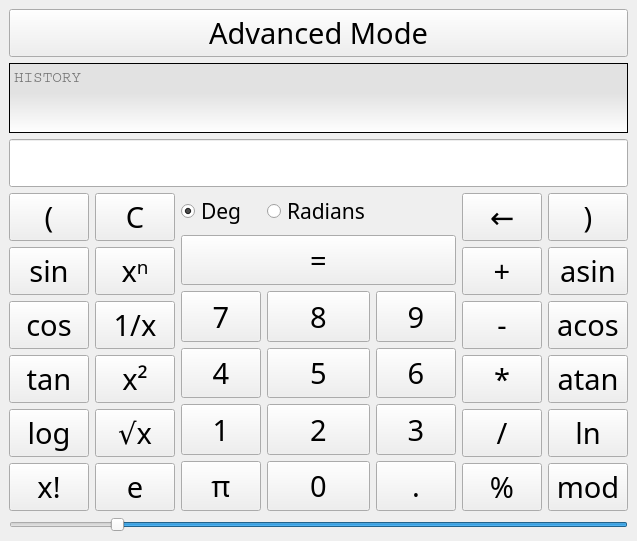
This is mainwindow.ui in amit-c-ai/Calculator-using-Qt as Qt 5 draws it before an edit. The edited form follows.
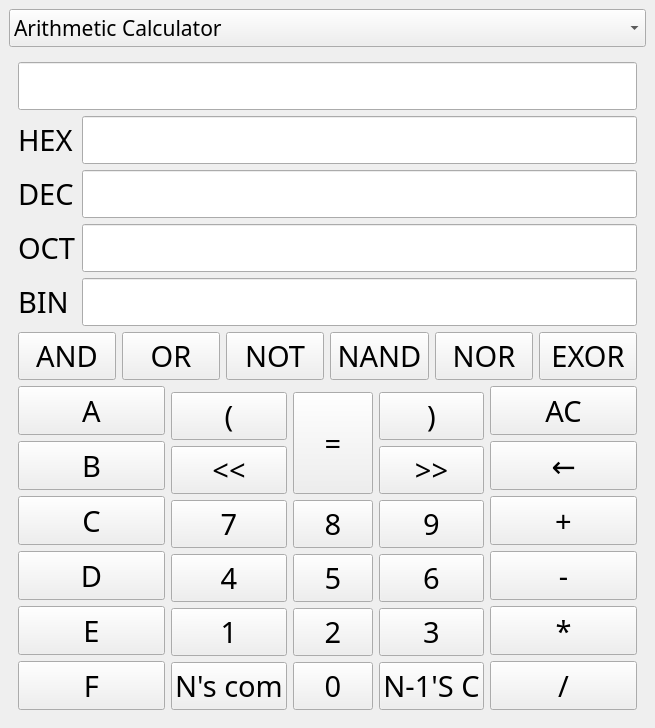
This is the edited form.

Commit message: programming calculator added onclick functions and starded base conversion

```diff
--- a/mainwindow.ui
+++ b/mainwindow.ui
@@ -6,8 +6,8 @@
    <rect>
     <x>0</x>
     <y>0</y>
-    <width>589</width>
-    <height>523</height>
+    <width>607</width>
+    <height>673</height>
    </rect>
   </property>
   <property name="minimumSize">
@@ -31,17 +31,18 @@
    <string>Calculator</string>
   </property>
   <widget class="QWidget" name="centralwidget">
+   <layout class="QGridLayout" name="gridLayout_7">
+    <item row="1" column="0">
+     <widget class="QStackedWidget" name="stackedWidget">
+      <property name="currentIndex">
+       <number>1</number>
+      </property>
+      <widget class="QWidget" name="page">
    <layout class="QGridLayout" name="gridLayout_6">
     <item row="0" column="0">
      <layout class="QGridLayout" name="gridLayout_4">
-      <item row="0" column="0">
-       <widget class="QPushButton" name="advancedMode">
-        <property name="sizePolicy">
-         <sizepolicy hsizetype="Minimum" vsizetype="Fixed">
-          <horstretch>0</horstretch>
-          <verstretch>0</verstretch>
-         </sizepolicy>
-        </property>
+          <item row="3" column="0">
+           <widget class="QTextEdit" name="history">
         <property name="font">
          <font>
           <family>Gill Sans MT Condensed</family>
@@ -53,8 +54,11 @@
         </property>
        </widget>
       </item>
-      <item row="4" column="0">
+          <item row="6" column="0">
        <widget class="QSlider" name="horizontalSlider">
+            <property name="enabled">
+             <bool>true</bool>
+            </property>
         <property name="mouseTracking">
          <bool>true</bool>
         </property>
@@ -73,6 +77,25 @@
        </widget>
       </item>
       <item row="2" column="0">
+           <widget class="QPushButton" name="advancedMode">
+            <property name="sizePolicy">
+             <sizepolicy hsizetype="Minimum" vsizetype="Fixed">
+              <horstretch>0</horstretch>
+              <verstretch>0</verstretch>
+             </sizepolicy>
+            </property>
+            <property name="font">
+             <font>
+              <family>Gill Sans MT Condensed</family>
+              <pointsize>22</pointsize>
+             </font>
+            </property>
+            <property name="text">
+             <string>Advanced Mode</string>
+            </property>
+           </widget>
+          </item>
+          <item row="4" column="0">
        <widget class="QLineEdit" name="output">
         <property name="sizePolicy">
          <sizepolicy hsizetype="Minimum" vsizetype="Fixed">
@@ -90,7 +113,7 @@
         </property>
        </widget>
       </item>
-      <item row="3" column="0">
+          <item row="5" column="0">
        <layout class="QGridLayout" name="gridLayout_5">
         <property name="sizeConstraint">
          <enum>QLayout::SetDefaultConstraint</enum>
@@ -131,7 +154,7 @@
              </font>
             </property>
             <property name="text">
-             <string>C</string>
+                 <string>AC</string>
             </property>
            </widget>
           </item>
@@ -844,52 +867,844 @@
         </item>
        </layout>
       </item>
+         </layout>
+        </item>
+       </layout>
+      </widget>
+      <widget class="QWidget" name="page_2">
+       <layout class="QGridLayout" name="gridLayout_20">
+        <item row="0" column="0">
+         <widget class="QLineEdit" name="output_prog">
+          <property name="font">
+           <font>
+            <family>Gill Sans MT Condensed</family>
+            <pointsize>22</pointsize>
+           </font>
+          </property>
+         </widget>
+        </item>
       <item row="1" column="0">
-       <widget class="QTextEdit" name="history">
+         <layout class="QGridLayout" name="gridLayout_19">
+          <item row="0" column="0">
+           <widget class="QLabel" name="label">
         <property name="font">
          <font>
-          <family>Courier</family>
-          <pointsize>12</pointsize>
-          <strikeout>false</strikeout>
-         </font>
-        </property>
+              <family>Gill Sans MT Condensed</family>
+              <pointsize>22</pointsize>
+             </font>
+            </property>
+            <property name="text">
+             <string>HEX</string>
+            </property>
+           </widget>
+          </item>
+          <item row="0" column="1">
+           <widget class="QLineEdit" name="hexEdit">
+            <property name="font">
+             <font>
+              <family>Gill Sans MT Condensed</family>
+              <pointsize>22</pointsize>
+             </font>
+            </property>
+           </widget>
+          </item>
+          <item row="1" column="0">
+           <widget class="QLabel" name="label_2">
+            <property name="font">
+             <font>
+              <family>Gill Sans MT Condensed</family>
+              <pointsize>22</pointsize>
+             </font>
+            </property>
+            <property name="text">
+             <string>DEC</string>
+            </property>
+           </widget>
+          </item>
+          <item row="1" column="1">
+           <widget class="QLineEdit" name="decEdit">
+            <property name="font">
+             <font>
+              <family>Gill Sans MT Condensed</family>
+              <pointsize>22</pointsize>
+             </font>
+            </property>
+           </widget>
+          </item>
+          <item row="2" column="0">
+           <widget class="QLabel" name="label_3">
+            <property name="font">
+             <font>
+              <family>Gill Sans MT Condensed</family>
+              <pointsize>22</pointsize>
+             </font>
+            </property>
+            <property name="text">
+             <string>OCT</string>
+            </property>
+           </widget>
+          </item>
+          <item row="2" column="1">
+           <widget class="QLineEdit" name="octEdit">
+            <property name="font">
+             <font>
+              <family>Gill Sans MT Condensed</family>
+              <pointsize>22</pointsize>
+             </font>
+            </property>
+           </widget>
+          </item>
+          <item row="3" column="0">
+           <widget class="QLabel" name="label_4">
+            <property name="font">
+             <font>
+              <family>Gill Sans MT Condensed</family>
+              <pointsize>22</pointsize>
+             </font>
+            </property>
+            <property name="text">
+             <string>BIN</string>
+            </property>
+           </widget>
+          </item>
+          <item row="3" column="1">
+           <widget class="QLineEdit" name="binEdit">
+            <property name="font">
+             <font>
+              <family>Gill Sans MT Condensed</family>
+              <pointsize>22</pointsize>
+             </font>
+            </property>
+           </widget>
+          </item>
+         </layout>
+        </item>
+        <item row="2" column="0">
+         <layout class="QGridLayout" name="gridLayout_18">
+          <item row="0" column="0" colspan="3">
+           <layout class="QGridLayout" name="gridLayout_17">
+            <item row="0" column="0">
+             <widget class="QPushButton" name="and_prog">
+              <property name="sizePolicy">
+               <sizepolicy hsizetype="Minimum" vsizetype="Minimum">
+                <horstretch>0</horstretch>
+                <verstretch>0</verstretch>
+               </sizepolicy>
+              </property>
+              <property name="font">
+               <font>
+                <family>Gill Sans MT Condensed</family>
+                <pointsize>22</pointsize>
+               </font>
+              </property>
+              <property name="text">
+               <string>AND</string>
+              </property>
+             </widget>
+            </item>
+            <item row="0" column="1">
+             <widget class="QPushButton" name="or_prog">
+              <property name="sizePolicy">
+               <sizepolicy hsizetype="Minimum" vsizetype="Minimum">
+                <horstretch>0</horstretch>
+                <verstretch>0</verstretch>
+               </sizepolicy>
+              </property>
+              <property name="font">
+               <font>
+                <family>Gill Sans MT Condensed</family>
+                <pointsize>22</pointsize>
+               </font>
+              </property>
+              <property name="text">
+               <string>OR</string>
+              </property>
+             </widget>
+            </item>
+            <item row="0" column="2">
+             <widget class="QPushButton" name="not_prog">
+              <property name="sizePolicy">
+               <sizepolicy hsizetype="Minimum" vsizetype="Minimum">
+                <horstretch>0</horstretch>
+                <verstretch>0</verstretch>
+               </sizepolicy>
+              </property>
+              <property name="font">
+               <font>
+                <family>Gill Sans MT Condensed</family>
+                <pointsize>22</pointsize>
+               </font>
+              </property>
+              <property name="text">
+               <string>NOT</string>
+              </property>
+             </widget>
+            </item>
+            <item row="0" column="3">
+             <widget class="QPushButton" name="nand_prog">
+              <property name="sizePolicy">
+               <sizepolicy hsizetype="Minimum" vsizetype="Minimum">
+                <horstretch>0</horstretch>
+                <verstretch>0</verstretch>
+               </sizepolicy>
+              </property>
+              <property name="font">
+               <font>
+                <family>Gill Sans MT Condensed</family>
+                <pointsize>22</pointsize>
+               </font>
+              </property>
+              <property name="text">
+               <string>NAND</string>
+              </property>
+             </widget>
+            </item>
+            <item row="0" column="4">
+             <widget class="QPushButton" name="nor_prog">
+              <property name="sizePolicy">
+               <sizepolicy hsizetype="Minimum" vsizetype="Minimum">
+                <horstretch>0</horstretch>
+                <verstretch>0</verstretch>
+               </sizepolicy>
+              </property>
+              <property name="font">
+               <font>
+                <family>Gill Sans MT Condensed</family>
+                <pointsize>22</pointsize>
+               </font>
+              </property>
+              <property name="text">
+               <string>NOR</string>
+              </property>
+             </widget>
+            </item>
+            <item row="0" column="5">
+             <widget class="QPushButton" name="exor_prog">
+              <property name="sizePolicy">
+               <sizepolicy hsizetype="Minimum" vsizetype="Minimum">
+                <horstretch>0</horstretch>
+                <verstretch>0</verstretch>
+               </sizepolicy>
+              </property>
+              <property name="font">
+               <font>
+                <family>Gill Sans MT Condensed</family>
+                <pointsize>22</pointsize>
+               </font>
+              </property>
+              <property name="text">
+               <string>EXOR</string>
+              </property>
+             </widget>
+            </item>
+           </layout>
+          </item>
+          <item row="1" column="0" rowspan="2">
+           <layout class="QGridLayout" name="gridLayout_16">
+            <item row="5" column="0">
+             <widget class="QPushButton" name="f_prog">
+              <property name="sizePolicy">
+               <sizepolicy hsizetype="Minimum" vsizetype="Minimum">
+                <horstretch>0</horstretch>
+                <verstretch>0</verstretch>
+               </sizepolicy>
+              </property>
+              <property name="font">
+               <font>
+                <family>Gill Sans MT Condensed</family>
+                <pointsize>22</pointsize>
+               </font>
+              </property>
         <property name="styleSheet">
-         <string notr="true">background-color: qlineargradient(spread:pad, x1:1, y1:0.432, x2:1, y2:1, stop:0 rgba(226, 226, 226, 255), stop:1 rgba(255, 255, 255, 255));</string>
-        </property>
-        <property name="frameShape">
-         <enum>QFrame::StyledPanel</enum>
-        </property>
-        <property name="frameShadow">
-         <enum>QFrame::Sunken</enum>
-        </property>
-        <property name="verticalScrollBarPolicy">
-         <enum>Qt::ScrollBarAsNeeded</enum>
-        </property>
-        <property name="horizontalScrollBarPolicy">
-         <enum>Qt::ScrollBarAsNeeded</enum>
-        </property>
-        <property name="sizeAdjustPolicy">
-         <enum>QAbstractScrollArea::AdjustIgnored</enum>
-        </property>
-        <property name="readOnly">
-         <bool>true</bool>
-        </property>
-        <property name="html">
-         <string>&lt;!DOCTYPE HTML PUBLIC &quot;-//W3C//DTD HTML 4.0//EN&quot; &quot;http://www.w3.org/TR/REC-html40/strict.dtd&quot;&gt;
-&lt;html&gt;&lt;head&gt;&lt;meta name=&quot;qrichtext&quot; content=&quot;1&quot; /&gt;&lt;style type=&quot;text/css&quot;&gt;
-p, li { white-space: pre-wrap; }
-&lt;/style&gt;&lt;/head&gt;&lt;body style=&quot; font-family:'Courier'; font-size:12pt; font-weight:400; font-style:normal;&quot;&gt;
-&lt;p style=&quot;-qt-paragraph-type:empty; margin-top:0px; margin-bottom:0px; margin-left:0px; margin-right:0px; -qt-block-indent:0; text-indent:0px; font-family:'OCR A Extended';&quot;&gt;&lt;br /&gt;&lt;/p&gt;&lt;/body&gt;&lt;/html&gt;</string>
-        </property>
-        <property name="textInteractionFlags">
-         <set>Qt::NoTextInteraction</set>
-        </property>
-        <property name="placeholderText">
-         <string>HISTORY</string>
-        </property>
-       </widget>
-      </item>
-     </layout>
+               <string notr="true"/>
+              </property>
+              <property name="text">
+               <string>F</string>
+              </property>
+             </widget>
+            </item>
+            <item row="3" column="0">
+             <widget class="QPushButton" name="d_prog">
+              <property name="sizePolicy">
+               <sizepolicy hsizetype="Minimum" vsizetype="Minimum">
+                <horstretch>0</horstretch>
+                <verstretch>0</verstretch>
+               </sizepolicy>
+              </property>
+              <property name="font">
+               <font>
+                <family>Gill Sans MT Condensed</family>
+                <pointsize>22</pointsize>
+               </font>
+              </property>
+              <property name="text">
+               <string>D</string>
+              </property>
+             </widget>
+            </item>
+            <item row="0" column="0">
+             <widget class="QPushButton" name="a_prog">
+              <property name="sizePolicy">
+               <sizepolicy hsizetype="Minimum" vsizetype="Minimum">
+                <horstretch>0</horstretch>
+                <verstretch>0</verstretch>
+               </sizepolicy>
+              </property>
+              <property name="font">
+               <font>
+                <family>Gill Sans MT Condensed</family>
+                <pointsize>22</pointsize>
+               </font>
+              </property>
+              <property name="text">
+               <string>A</string>
+              </property>
+             </widget>
+            </item>
+            <item row="2" column="0">
+             <widget class="QPushButton" name="c_prog">
+              <property name="sizePolicy">
+               <sizepolicy hsizetype="Minimum" vsizetype="Minimum">
+                <horstretch>0</horstretch>
+                <verstretch>0</verstretch>
+               </sizepolicy>
+              </property>
+              <property name="font">
+               <font>
+                <family>Gill Sans MT Condensed</family>
+                <pointsize>22</pointsize>
+               </font>
+              </property>
+              <property name="styleSheet">
+               <string notr="true"/>
+              </property>
+              <property name="text">
+               <string>C</string>
+              </property>
+             </widget>
+            </item>
+            <item row="1" column="0">
+             <widget class="QPushButton" name="b_prog">
+              <property name="sizePolicy">
+               <sizepolicy hsizetype="Minimum" vsizetype="Minimum">
+                <horstretch>0</horstretch>
+                <verstretch>0</verstretch>
+               </sizepolicy>
+              </property>
+              <property name="font">
+               <font>
+                <family>Gill Sans MT Condensed</family>
+                <pointsize>22</pointsize>
+               </font>
+              </property>
+              <property name="text">
+               <string>B</string>
+              </property>
+             </widget>
+            </item>
+            <item row="4" column="0">
+             <widget class="QPushButton" name="e_prog">
+              <property name="sizePolicy">
+               <sizepolicy hsizetype="Minimum" vsizetype="Minimum">
+                <horstretch>0</horstretch>
+                <verstretch>0</verstretch>
+               </sizepolicy>
+              </property>
+              <property name="font">
+               <font>
+                <family>Gill Sans MT Condensed</family>
+                <pointsize>22</pointsize>
+               </font>
+              </property>
+              <property name="text">
+               <string>E</string>
+              </property>
+             </widget>
+            </item>
+           </layout>
+          </item>
+          <item row="1" column="2" rowspan="2">
+           <layout class="QGridLayout" name="gridLayout_15">
+            <item row="2" column="0">
+             <widget class="QPushButton" name="add_prog">
+              <property name="sizePolicy">
+               <sizepolicy hsizetype="Minimum" vsizetype="Minimum">
+                <horstretch>0</horstretch>
+                <verstretch>0</verstretch>
+               </sizepolicy>
+              </property>
+              <property name="font">
+               <font>
+                <family>Gill Sans MT Condensed</family>
+                <pointsize>22</pointsize>
+               </font>
+              </property>
+              <property name="text">
+               <string>+</string>
+              </property>
+             </widget>
+            </item>
+            <item row="4" column="0">
+             <widget class="QPushButton" name="multiply_prog">
+              <property name="sizePolicy">
+               <sizepolicy hsizetype="Minimum" vsizetype="Minimum">
+                <horstretch>0</horstretch>
+                <verstretch>0</verstretch>
+               </sizepolicy>
+              </property>
+              <property name="font">
+               <font>
+                <family>Gill Sans MT Condensed</family>
+                <pointsize>22</pointsize>
+               </font>
+              </property>
+              <property name="text">
+               <string>*</string>
+              </property>
+             </widget>
+            </item>
+            <item row="3" column="0">
+             <widget class="QPushButton" name="minus_prog">
+              <property name="sizePolicy">
+               <sizepolicy hsizetype="Minimum" vsizetype="Minimum">
+                <horstretch>0</horstretch>
+                <verstretch>0</verstretch>
+               </sizepolicy>
+              </property>
+              <property name="font">
+               <font>
+                <family>Gill Sans MT Condensed</family>
+                <pointsize>22</pointsize>
+               </font>
+              </property>
+              <property name="text">
+               <string>-</string>
+              </property>
+             </widget>
+            </item>
+            <item row="5" column="0">
+             <widget class="QPushButton" name="divide_prog">
+              <property name="sizePolicy">
+               <sizepolicy hsizetype="Minimum" vsizetype="Minimum">
+                <horstretch>0</horstretch>
+                <verstretch>0</verstretch>
+               </sizepolicy>
+              </property>
+              <property name="font">
+               <font>
+                <family>Gill Sans MT Condensed</family>
+                <pointsize>22</pointsize>
+               </font>
+              </property>
+              <property name="text">
+               <string>/</string>
+              </property>
+             </widget>
+            </item>
+            <item row="0" column="0">
+             <widget class="QPushButton" name="clear_prog">
+              <property name="sizePolicy">
+               <sizepolicy hsizetype="Minimum" vsizetype="Minimum">
+                <horstretch>0</horstretch>
+                <verstretch>0</verstretch>
+               </sizepolicy>
+              </property>
+              <property name="font">
+               <font>
+                <family>Gill Sans MT Condensed</family>
+                <pointsize>22</pointsize>
+               </font>
+              </property>
+              <property name="text">
+               <string>AC</string>
+              </property>
+             </widget>
+            </item>
+            <item row="1" column="0">
+             <widget class="QPushButton" name="back_prog">
+              <property name="sizePolicy">
+               <sizepolicy hsizetype="Minimum" vsizetype="Minimum">
+                <horstretch>0</horstretch>
+                <verstretch>0</verstretch>
+               </sizepolicy>
+              </property>
+              <property name="font">
+               <font>
+                <family>Gill Sans MT Condensed</family>
+                <pointsize>22</pointsize>
+               </font>
+              </property>
+              <property name="text">
+               <string>←</string>
+              </property>
+             </widget>
+            </item>
+           </layout>
+          </item>
+          <item row="2" column="1">
+           <layout class="QGridLayout" name="gridLayout_14">
+            <item row="0" column="0">
+             <widget class="QPushButton" name="openBracket_prog">
+              <property name="sizePolicy">
+               <sizepolicy hsizetype="Minimum" vsizetype="Minimum">
+                <horstretch>0</horstretch>
+                <verstretch>0</verstretch>
+               </sizepolicy>
+              </property>
+              <property name="font">
+               <font>
+                <family>Gill Sans MT Condensed</family>
+                <pointsize>22</pointsize>
+               </font>
+              </property>
+              <property name="text">
+               <string>(</string>
+              </property>
+             </widget>
+            </item>
+            <item row="0" column="1" rowspan="2">
+             <widget class="QPushButton" name="calculate_prog">
+              <property name="sizePolicy">
+               <sizepolicy hsizetype="Minimum" vsizetype="Minimum">
+                <horstretch>0</horstretch>
+                <verstretch>0</verstretch>
+               </sizepolicy>
+              </property>
+              <property name="font">
+               <font>
+                <family>Gill Sans MT Condensed</family>
+                <pointsize>22</pointsize>
+               </font>
+              </property>
+              <property name="text">
+               <string>=</string>
+              </property>
+             </widget>
+            </item>
+            <item row="0" column="2">
+             <widget class="QPushButton" name="closeBracket_prog">
+              <property name="sizePolicy">
+               <sizepolicy hsizetype="Minimum" vsizetype="Minimum">
+                <horstretch>0</horstretch>
+                <verstretch>0</verstretch>
+               </sizepolicy>
+              </property>
+              <property name="font">
+               <font>
+                <family>Gill Sans MT Condensed</family>
+                <pointsize>22</pointsize>
+               </font>
+              </property>
+              <property name="text">
+               <string>)</string>
+              </property>
+             </widget>
+            </item>
+            <item row="1" column="0">
+             <widget class="QPushButton" name="left_shift_prog">
+              <property name="sizePolicy">
+               <sizepolicy hsizetype="Minimum" vsizetype="Minimum">
+                <horstretch>0</horstretch>
+                <verstretch>0</verstretch>
+               </sizepolicy>
+              </property>
+              <property name="font">
+               <font>
+                <family>Gill Sans MT Condensed</family>
+                <pointsize>22</pointsize>
+               </font>
+              </property>
+              <property name="text">
+               <string>&lt;&lt;</string>
+              </property>
+             </widget>
+            </item>
+            <item row="1" column="2">
+             <widget class="QPushButton" name="right_shift_prog">
+              <property name="sizePolicy">
+               <sizepolicy hsizetype="Minimum" vsizetype="Minimum">
+                <horstretch>0</horstretch>
+                <verstretch>0</verstretch>
+               </sizepolicy>
+              </property>
+              <property name="font">
+               <font>
+                <family>Gill Sans MT Condensed</family>
+                <pointsize>22</pointsize>
+               </font>
+              </property>
+              <property name="text">
+               <string>&gt;&gt;</string>
+              </property>
+             </widget>
+            </item>
+            <item row="2" column="0">
+             <widget class="QPushButton" name="seven_prog">
+              <property name="sizePolicy">
+               <sizepolicy hsizetype="Minimum" vsizetype="Minimum">
+                <horstretch>0</horstretch>
+                <verstretch>0</verstretch>
+               </sizepolicy>
+              </property>
+              <property name="font">
+               <font>
+                <family>Gill Sans MT Condensed</family>
+                <pointsize>22</pointsize>
+               </font>
+              </property>
+              <property name="text">
+               <string>7</string>
+              </property>
+             </widget>
+            </item>
+            <item row="2" column="1">
+             <widget class="QPushButton" name="eight_prog">
+              <property name="sizePolicy">
+               <sizepolicy hsizetype="Minimum" vsizetype="Minimum">
+                <horstretch>0</horstretch>
+                <verstretch>0</verstretch>
+               </sizepolicy>
+              </property>
+              <property name="font">
+               <font>
+                <family>Gill Sans MT Condensed</family>
+                <pointsize>22</pointsize>
+               </font>
+              </property>
+              <property name="text">
+               <string>8</string>
+              </property>
+             </widget>
+            </item>
+            <item row="2" column="2">
+             <widget class="QPushButton" name="nine_prog">
+              <property name="sizePolicy">
+               <sizepolicy hsizetype="Minimum" vsizetype="Minimum">
+                <horstretch>0</horstretch>
+                <verstretch>0</verstretch>
+               </sizepolicy>
+              </property>
+              <property name="font">
+               <font>
+                <family>Gill Sans MT Condensed</family>
+                <pointsize>22</pointsize>
+               </font>
+              </property>
+              <property name="text">
+               <string>9</string>
+              </property>
+             </widget>
+            </item>
+            <item row="3" column="0">
+             <widget class="QPushButton" name="four_prog">
+              <property name="sizePolicy">
+               <sizepolicy hsizetype="Minimum" vsizetype="Minimum">
+                <horstretch>0</horstretch>
+                <verstretch>0</verstretch>
+               </sizepolicy>
+              </property>
+              <property name="font">
+               <font>
+                <family>Gill Sans MT Condensed</family>
+                <pointsize>22</pointsize>
+               </font>
+              </property>
+              <property name="text">
+               <string>4</string>
+              </property>
+             </widget>
+            </item>
+            <item row="3" column="1">
+             <widget class="QPushButton" name="five_prog">
+              <property name="sizePolicy">
+               <sizepolicy hsizetype="Minimum" vsizetype="Minimum">
+                <horstretch>0</horstretch>
+                <verstretch>0</verstretch>
+               </sizepolicy>
+              </property>
+              <property name="font">
+               <font>
+                <family>Gill Sans MT Condensed</family>
+                <pointsize>22</pointsize>
+               </font>
+              </property>
+              <property name="text">
+               <string>5</string>
+              </property>
+             </widget>
+            </item>
+            <item row="3" column="2">
+             <widget class="QPushButton" name="six_prog">
+              <property name="sizePolicy">
+               <sizepolicy hsizetype="Minimum" vsizetype="Minimum">
+                <horstretch>0</horstretch>
+                <verstretch>0</verstretch>
+               </sizepolicy>
+              </property>
+              <property name="font">
+               <font>
+                <family>Gill Sans MT Condensed</family>
+                <pointsize>22</pointsize>
+               </font>
+              </property>
+              <property name="text">
+               <string>6</string>
+              </property>
+             </widget>
+            </item>
+            <item row="4" column="0">
+             <widget class="QPushButton" name="one_prog">
+              <property name="sizePolicy">
+               <sizepolicy hsizetype="Minimum" vsizetype="Minimum">
+                <horstretch>0</horstretch>
+                <verstretch>0</verstretch>
+               </sizepolicy>
+              </property>
+              <property name="font">
+               <font>
+                <family>Gill Sans MT Condensed</family>
+                <pointsize>22</pointsize>
+               </font>
+              </property>
+              <property name="styleSheet">
+               <string notr="true"/>
+              </property>
+              <property name="text">
+               <string>1</string>
+              </property>
+             </widget>
+            </item>
+            <item row="4" column="1">
+             <widget class="QPushButton" name="two_prog">
+              <property name="sizePolicy">
+               <sizepolicy hsizetype="Minimum" vsizetype="Minimum">
+                <horstretch>0</horstretch>
+                <verstretch>0</verstretch>
+               </sizepolicy>
+              </property>
+              <property name="font">
+               <font>
+                <family>Gill Sans MT Condensed</family>
+                <pointsize>22</pointsize>
+               </font>
+              </property>
+              <property name="text">
+               <string>2</string>
+              </property>
+             </widget>
+            </item>
+            <item row="4" column="2">
+             <widget class="QPushButton" name="three_prog">
+              <property name="sizePolicy">
+               <sizepolicy hsizetype="Minimum" vsizetype="Minimum">
+                <horstretch>0</horstretch>
+                <verstretch>0</verstretch>
+               </sizepolicy>
+              </property>
+              <property name="font">
+               <font>
+                <family>Gill Sans MT Condensed</family>
+                <pointsize>22</pointsize>
+               </font>
+              </property>
+              <property name="text">
+               <string>3</string>
+              </property>
+             </widget>
+            </item>
+            <item row="5" column="0">
+             <widget class="QPushButton" name="n_complement">
+              <property name="sizePolicy">
+               <sizepolicy hsizetype="Minimum" vsizetype="Minimum">
+                <horstretch>0</horstretch>
+                <verstretch>0</verstretch>
+               </sizepolicy>
+              </property>
+              <property name="font">
+               <font>
+                <family>Gill Sans MT Condensed</family>
+                <pointsize>22</pointsize>
+               </font>
+              </property>
+              <property name="text">
+               <string>N's com</string>
+              </property>
+             </widget>
+            </item>
+            <item row="5" column="1">
+             <widget class="QPushButton" name="zero_prog">
+              <property name="sizePolicy">
+               <sizepolicy hsizetype="Minimum" vsizetype="Minimum">
+                <horstretch>0</horstretch>
+                <verstretch>0</verstretch>
+               </sizepolicy>
+              </property>
+              <property name="font">
+               <font>
+                <family>Gill Sans MT Condensed</family>
+                <pointsize>22</pointsize>
+               </font>
+              </property>
+              <property name="text">
+               <string>0</string>
+              </property>
+             </widget>
+            </item>
+            <item row="5" column="2">
+             <widget class="QPushButton" name="n_complement_2">
+              <property name="sizePolicy">
+               <sizepolicy hsizetype="Minimum" vsizetype="Minimum">
+                <horstretch>0</horstretch>
+                <verstretch>0</verstretch>
+               </sizepolicy>
+              </property>
+              <property name="font">
+               <font>
+                <family>Gill Sans MT Condensed</family>
+                <pointsize>22</pointsize>
+               </font>
+              </property>
+              <property name="text">
+               <string>N-1'S C</string>
+              </property>
+             </widget>
+            </item>
+           </layout>
+          </item>
+         </layout>
+        </item>
+       </layout>
+      </widget>
+     </widget>
+    </item>
+    <item row="0" column="0">
+     <widget class="QComboBox" name="comboBox">
+      <property name="sizePolicy">
+       <sizepolicy hsizetype="Minimum" vsizetype="Minimum">
+        <horstretch>0</horstretch>
+        <verstretch>0</verstretch>
+       </sizepolicy>
+      </property>
+      <property name="font">
+       <font>
+        <family>Gill Sans MT Condensed</family>
+        <pointsize>16</pointsize>
+       </font>
+      </property>
+      <property name="layoutDirection">
+       <enum>Qt::LeftToRight</enum>
+      </property>
+      <item>
+       <property name="text">
+        <string>Arithmetic Calculator</string>
+       </property>
+      </item>
+      <item>
+       <property name="text">
+        <string>Programming Calculator</string>
+       </property>
+      </item>
+     </widget>
     </item>
    </layout>
   </widget>
```
Left out of the diff: 44 changed lines with no effect on the pictures. Lines whose indentation alone changed are shown as unchanged. The commit also changes 26 other files.
